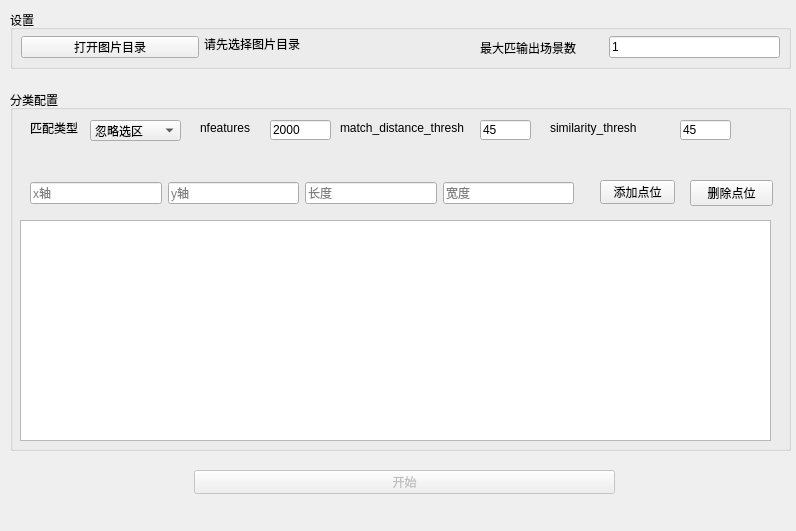
First picture: the form in ui/main.ui, repository l3n641/pic-sign, before the edit.
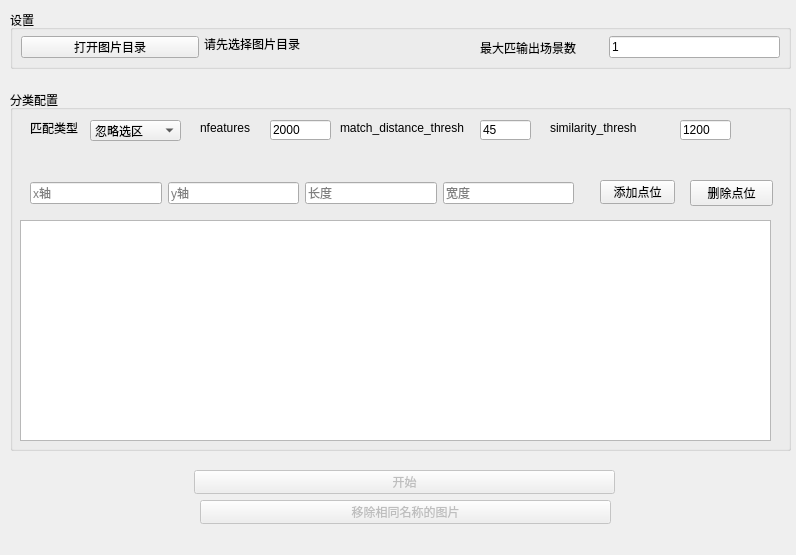
Second picture: the form after the edit.

Commit message: add 移除已经识别的文件

```diff
--- a/ui/main.ui
+++ b/ui/main.ui
@@ -7,7 +7,7 @@
     <x>0</x>
     <y>0</y>
     <width>796</width>
-    <height>531</height>
+    <height>555</height>
    </rect>
   </property>
   <property name="windowTitle">
@@ -298,7 +298,7 @@
      <string/>
     </property>
     <property name="text">
-     <string>45</string>
+     <string>1200</string>
     </property>
    </widget>
   </widget>
@@ -318,6 +318,22 @@
     <string>开始</string>
    </property>
   </widget>
+  <widget class="QPushButton" name="button_remove_image">
+   <property name="enabled">
+    <bool>false</bool>
+   </property>
+   <property name="geometry">
+    <rect>
+     <x>200</x>
+     <y>500</y>
+     <width>411</width>
+     <height>24</height>
+    </rect>
+   </property>
+   <property name="text">
+    <string>移除相同名称的图片</string>
+   </property>
+  </widget>
  </widget>
  <resources/>
  <connections/>
```
The commit also changes 4 other files.
